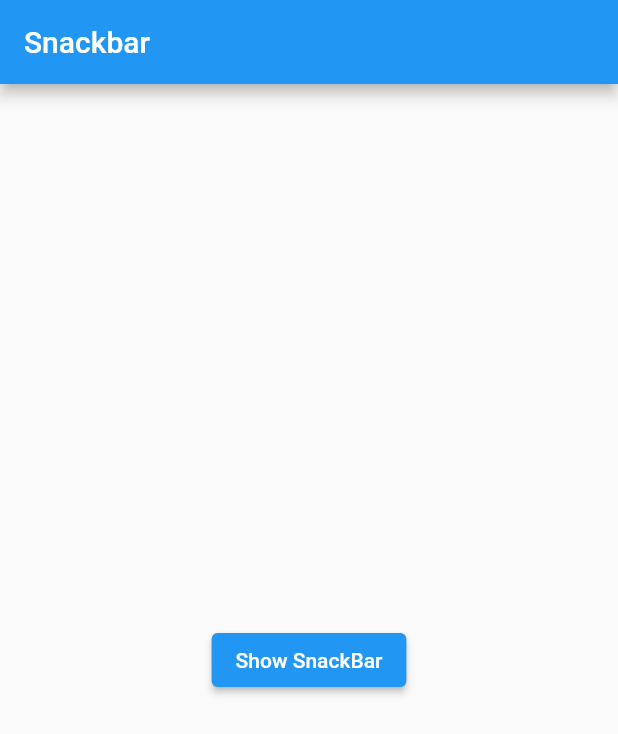
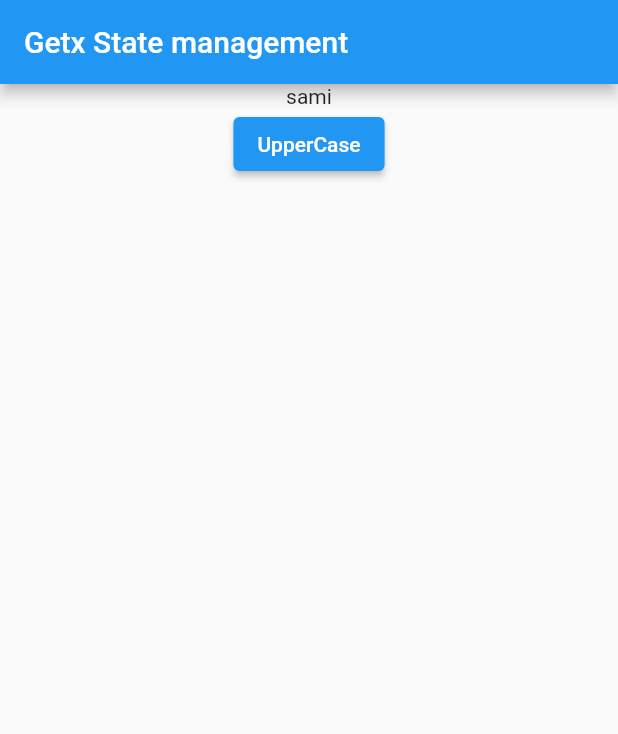
Before and after one commit to like-github1/getx_tutorials, a Flutter app: the screen it shows after launch, on a phone screen of 412 x 824 dp. Shown: the top 734 px of the screen. Run offline on Flutter 3.47's test engine with Material 2 defaults, Android fonts, the phone set to English and light mode, and no system bars; our stand-ins replace get.

Commit message:
Flutter GetX Tutorial || State Management GetX - by using Obx and Custom Class
Flutter GetX Tutorial || State Management GetX - by using Obx and Custom Class

```diff
--- a/lib/main.dart
+++ b/lib/main.dart
@@ -1,68 +1,36 @@
 import 'package:flutter/material.dart';
 import 'package:get/get.dart';
-import 'package:get/get_core/get_core.dart';
 import 'package:get/get_navigation/get_navigation.dart';
-
-void main() {
-  runApp(
-    myapp(),
-  );
+import 'package:getx_tutorials/user.dart';
+void main(){
+  runApp(Myapp());
 }
 
-class myapp extends StatefulWidget {
-  myapp({Key? key}) : super(key: key);
+class Myapp extends StatelessWidget {
+   Myapp({Key? key}) : super(key: key);
+  var users=user(name: "sami",age: 24).obs; //pass Reactive Variables to User Classs
 
-  @override
-  State<myapp> createState() => _myappState();
-}
-
-class _myappState extends State<myapp> {
   @override
   Widget build(BuildContext context) {
     return GetMaterialApp(
-      title: "Snackbar using GetX",
+      title: "State anagemnt Using GetX by obs and Custom Class",
       home: Scaffold(
-        appBar: AppBar(
-          title: Text("Snackbar"),
-        ),
-        body: Container(
-          child: Center(
-            child: ElevatedButton(
-                onPressed: () {
-                  Get.snackbar(
-                    "snakbar Text",
-                    "Snackbar Messages",
-                    titleText: const Text(
-                      "this is Snakbar",
-                      style: TextStyle(color: Colors.blue),
-                    ),
-                    messageText: const Text("this is message text"),
-                    colorText: Colors.red,
-                    backgroundColor: Colors.pink,
-                    snackPosition: SnackPosition.BOTTOM,
-                    borderRadius: 2,
-                    margin: const EdgeInsets.all(3),
-                    backgroundGradient: const LinearGradient(colors: [
-                      Colors.red,Colors.blue,
-                    ]),
-                    isDismissible: true,
-                    dismissDirection: DismissDirection.horizontal,
-                    forwardAnimationCurve: Curves.bounceInOut,
-                    //add like leadding icon on Snackbar
-                    icon: Icon(Icons.send, color: Colors.blue,),
-                    shouldIconPulse: false,
-                    //add Trailing Icon on SnackBar
-                    mainButton: TextButton(onPressed: (){}, child: Text("send")),
-                    onTap: (Value){
-                      print("SnackBar is Clicked");
+        appBar: AppBar(title: Text("Getx State management"),),
+        body: Column(
+          children: [
+            Obx(()=>Text(users.value.name)),
+            Center(
+              child: ElevatedButton(
+                onPressed: (){
+                  users.update((val) {
+                    val!.name=val.name.toString().toUpperCase();
 
-                    }
-
-
-                    );
+                  });
                 },
-                child: const Text("Show SnackBar")),
-          ),
+               child: Text("UpperCase")
+               ),
+            ),
+          ],
         ),
       ),
     );
--- /dev/null
+++ b/lib/user.dart
@@ -0,0 +1,10 @@
+import 'package:get/get.dart';
+
+
+
+class user{
+  var name;
+  // ignore: prefer_typing_uninitialized_variables
+  var age;
+  user({this.name,this.age});
+}
```
Also changed, not shown: 1 other file.
